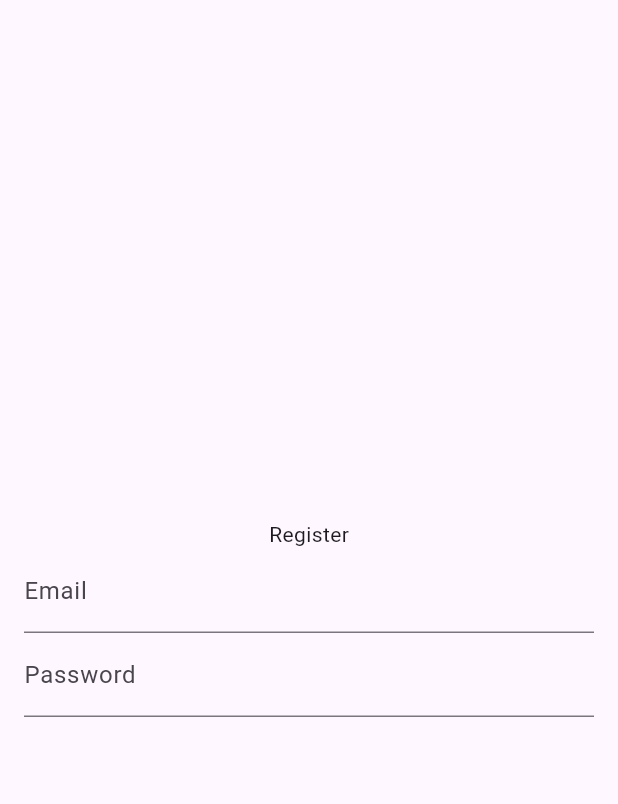
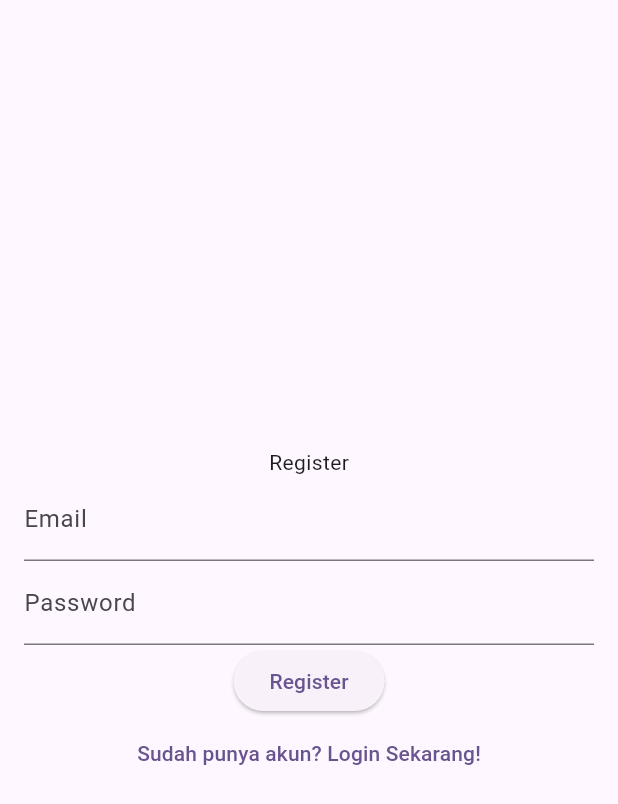
Before and after one commit to isro24/20220140047_act4, a Flutter app: the screen it shows after launch, on a phone screen of 412 x 824 dp. Shown: the top 804 px of the screen. Run offline on Flutter 3.47's test engine with Material 3 defaults, Android fonts, the light colour scheme and no system bars; statements that could not run were skipped.

Commit message:
Menambah button dan text button pada halaman Register

```diff
--- a/lib/register_page.dart
+++ b/lib/register_page.dart
@@ -39,6 +39,13 @@ class _RegisterPageState extends State<RegisterPage> {
                   return null;
                 },
               ),
+              ElevatedButton(onPressed: (){}, child: Text('Register')),
+              TextButton(
+                onPressed: (){
+                Navigator.pushNamed(context, '/login');
+                },
+                child: Text('Sudah punya akun? Login Sekarang!')
+              )
             ],
           ),
           )
```
